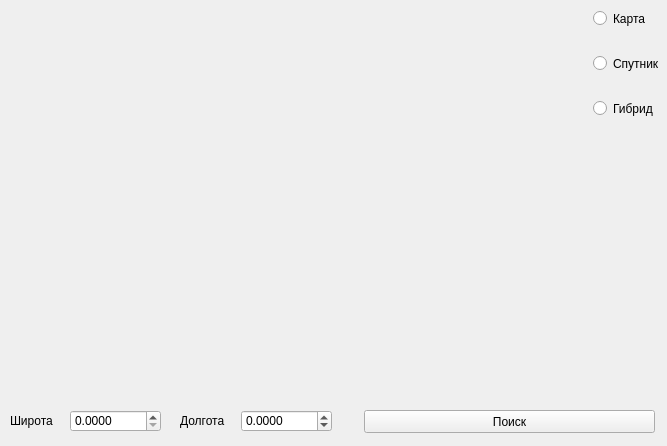
pusheen1024/map, file map.ui: the form before one commit.
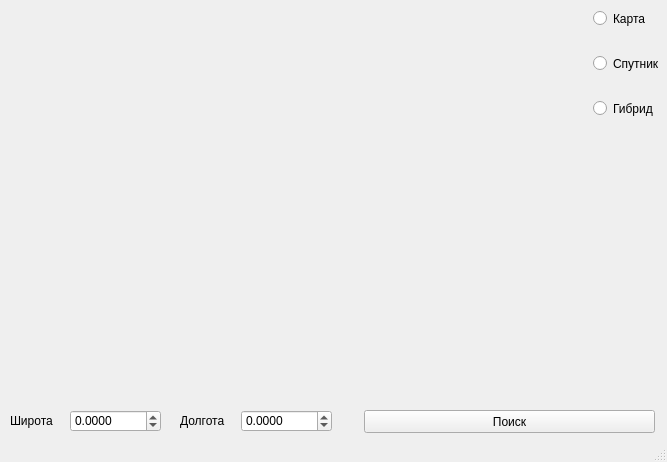
The form after the commit.

Diff of the .ui file:
```diff
--- a/map.ui
+++ b/map.ui
@@ -7,7 +7,7 @@
     <x>0</x>
     <y>0</y>
     <width>667</width>
-    <height>446</height>
+    <height>462</height>
    </rect>
   </property>
   <property name="windowTitle">
@@ -39,6 +39,12 @@
     <property name="decimals">
      <number>4</number>
     </property>
+    <property name="minimum">
+     <double>-80.000000000000000</double>
+    </property>
+    <property name="maximum">
+     <double>80.000000000000000</double>
+    </property>
    </widget>
    <widget class="QDoubleSpinBox" name="longitude">
     <property name="geometry">
@@ -147,6 +153,7 @@
     </attribute>
    </widget>
   </widget>
+  <widget class="QStatusBar" name="statusBar"/>
  </widget>
  <resources/>
  <connections/>
```
Left out of the diff: 4 changed lines with no effect on the pictures.
